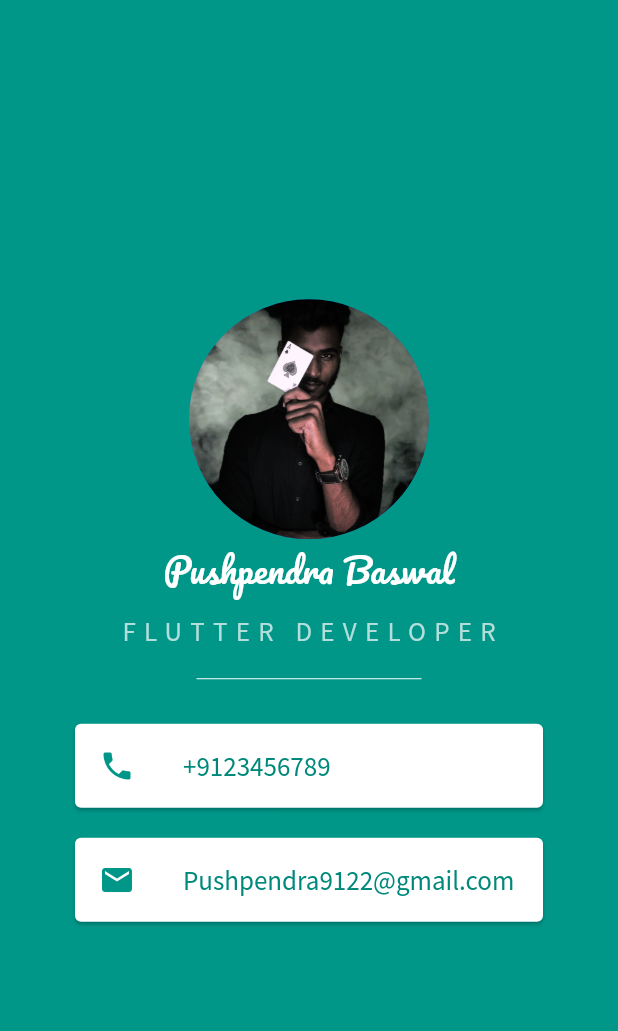
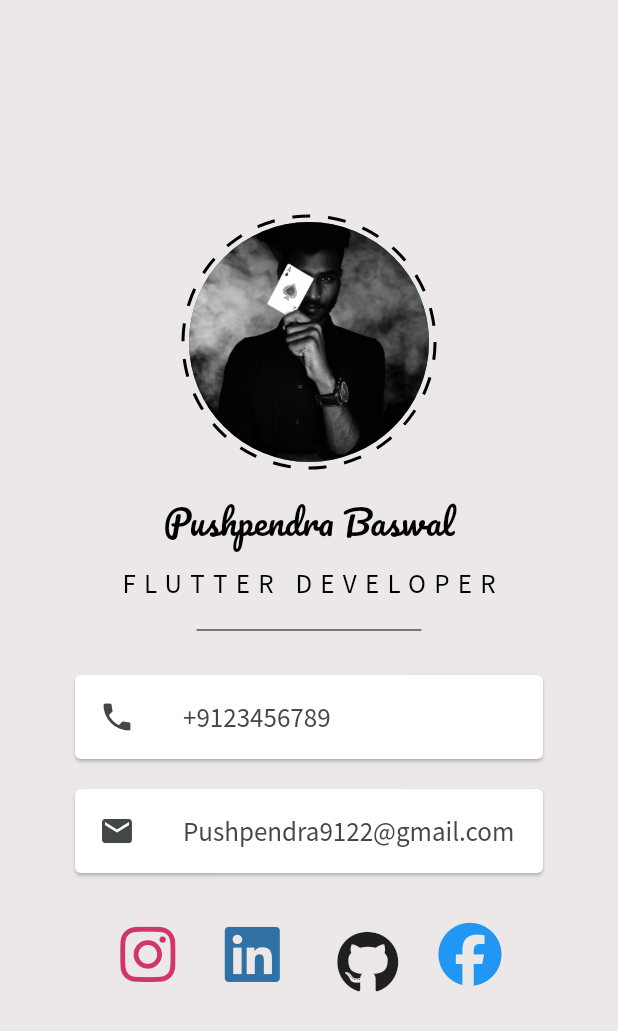
Before and after one commit to Pushpendra1001/My_Card, a Flutter app: the screen it shows after launch, on a phone screen of 412 x 824 dp. Shown: the top 1031 px of the screen. Run offline on Flutter 3.47's test engine with Material 2 defaults, Android fonts, the phone set to English and light mode, and no system bars; drawn by our look-alikes of dotted_border; our stand-ins replace font_awesome_flutter.

Commit message:
Update UI and social media links

```diff
--- a/lib/main.dart
+++ b/lib/main.dart
@@ -1,39 +1,60 @@
 // ignore_for_file: prefer_const_constructors, prefer_const_literals_to_create_immutables
 
 import 'package:flutter/material.dart';
+import 'package:font_awesome_flutter/font_awesome_flutter.dart';
+import 'package:dotted_border/dotted_border.dart';
+import 'package:url_launcher/url_launcher.dart';
+import 'package:url_launcher/link.dart';
 
 void main() {
   runApp(const MyApp());
 }
 
-class MyApp extends StatelessWidget {
+class MyApp extends StatefulWidget {
   const MyApp({super.key});
 
+  @override
+  State<MyApp> createState() => _MyAppState();
+}
+
+class _MyAppState extends State<MyApp> {
   // This widget is the root of your application.
   @override
   Widget build(BuildContext context) {
     return MaterialApp(
       debugShowCheckedModeBanner: false,
       home: Scaffold(
-        backgroundColor: Colors.teal,
+        backgroundColor: Color.fromARGB(195, 230, 225, 225),
+        // backgroundColor: Colors.white,
         body: SafeArea(
           child: Center(
             child: Column(
               mainAxisAlignment: MainAxisAlignment.center,
               children: [
-                Center(
-                  child: CircleAvatar(
-                    radius: 80,
-                    backgroundImage: AssetImage(
-                      'images/pushpendra.jpg',
+                DottedBorder(
+                  color: Colors.black,
+                  borderType: BorderType.Circle,
+                  dashPattern: [2, 0, 10, 12],
+                  padding: EdgeInsets.all(4),
+                  strokeWidth: 2,
+                  child: Center(
+                    child: CircleAvatar(
+                      radius: 80,
+                      backgroundImage: AssetImage(
+                        'images/pushpendra_.jpg',
+                      ),
                     ),
                   ),
+                ),
+                // contact details
+                SizedBox(
+                  height: 15,
                 ),
                 Text(
                   "Pushpendra Baswal",
                   style: TextStyle(
                     fontSize: 23,
-                    color: Colors.white,
+                    color: Colors.black,
                     fontFamily: "Pacifico",
                   ),
                 ),
@@ -44,7 +65,7 @@ class MyApp extends StatelessWidget {
                   'FLUTTER DEVELOPER',
                   style: TextStyle(
                     fontFamily: 'SourceSansPro',
-                    color: Colors.teal.shade100,
+                    color: Colors.black,
                     fontSize: 18,
                     letterSpacing: 5.5,
                   ),
@@ -53,7 +74,7 @@ class MyApp extends StatelessWidget {
                   height: 40,
                   width: 150,
                   child: Divider(
-                    color: Colors.white,
+                    color: Color.fromARGB(255, 3, 3, 3),
                   ),
                 ),
                 Card(
@@ -62,12 +83,12 @@ class MyApp extends StatelessWidget {
                     child: ListTile(
                       leading: Icon(
                         Icons.phone,
-                        color: Colors.teal,
+                        color: Color.fromARGB(255, 67, 71, 71),
                       ),
                       title: Text(
                         "+9123456789",
                         style: TextStyle(
-                            color: Colors.teal.shade600,
+                            color: Color.fromARGB(255, 67, 71, 71),
                             fontSize: 18,
                             fontFamily: 'SourceSansPro'),
                       ),
@@ -78,21 +99,69 @@ class MyApp extends StatelessWidget {
                     child: ListTile(
                       leading: Icon(
                         Icons.email,
-                        color: Colors.teal,
+                        color: Color.fromARGB(255, 67, 71, 71),
                       ),
                       title: Text(
                         "Pushpendra9122@gmail.com",
                         style: TextStyle(
-                            color: Colors.teal.shade600,
+                            color: Color.fromARGB(255, 67, 71, 71),
                             fontSize: 18,
                             fontFamily: 'SourceSansPro'),
                       ),
-                    ))
+                    )),
+
+                // Icons part start
+                Container(
+                  margin: EdgeInsets.symmetric(vertical: 20, horizontal: 50),
+                  child: Row(
+                    mainAxisAlignment: MainAxisAlignment.spaceEvenly,
+                    children: [
+                      Icon(
+                        FontAwesomeIcons.instagram,
+                        color: Color.fromARGB(255, 208, 54, 105),
+                        size: 42,
+                      ),
+                      Icon(
+                        FontAwesomeIcons.linkedin,
+                        color: Color.fromARGB(255, 48, 113, 166),
+                        size: 42,
+                      ),
+                      IconButton(
+                        icon: Icon(
+                          FontAwesomeIcons.github,
+                          size: 42,
+                        ),
+                        onPressed: () async {
+                          var url =
+                              Uri.parse("https://github.com/pushpendra1001");
+                          if (await canLaunchUrl(url)) {
+                            await launchUrl(url);
+                          } else {
+                            // throw "Could not launch";
+                          }
+                        },
+                      ),
+                      Icon(
+                        FontAwesomeIcons.facebook,
+                        color: Colors.blue,
+                        size: 42,
+                      ),
+                    ],
+                  ),
+                ),
+
+                // i will change
+
+                // i will change
               ],
             ),
           ),
         ),
       ),
+
+      // functions start
+
+      // function end
     );
   }
 }
--- a/pubspec.yaml
+++ b/pubspec.yaml
@@ -35,6 +35,10 @@ dependencies:
   # The following adds the Cupertino Icons font to your application.
   # Use with the CupertinoIcons class for iOS style icons.
   cupertino_icons: ^1.0.2
+  font_awesome_flutter: '>= 6.4.0'
+  dotted_border: '^2.0.0+3'
+  dotted_line : '3.1.0'
+  url_launcher: '^6.1.11'
 
 dev_dependencies:
   flutter_test:
```
Also changed, not shown: pubspec.lock.
